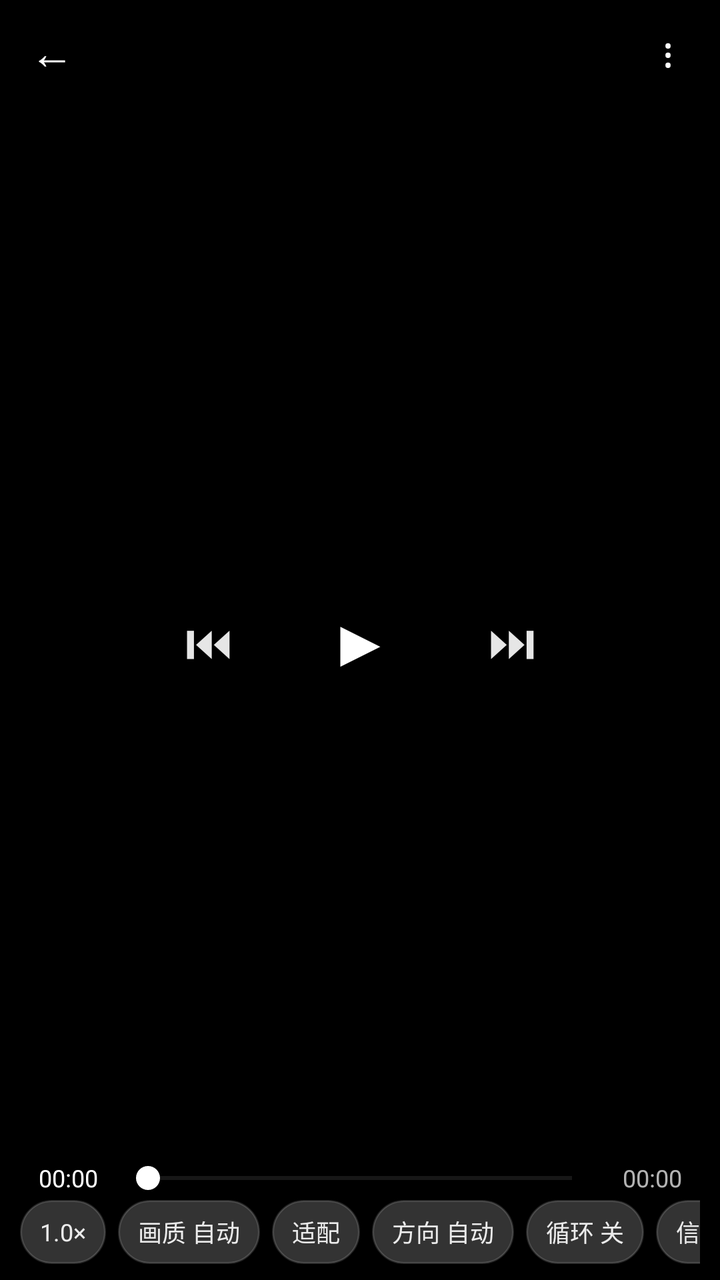
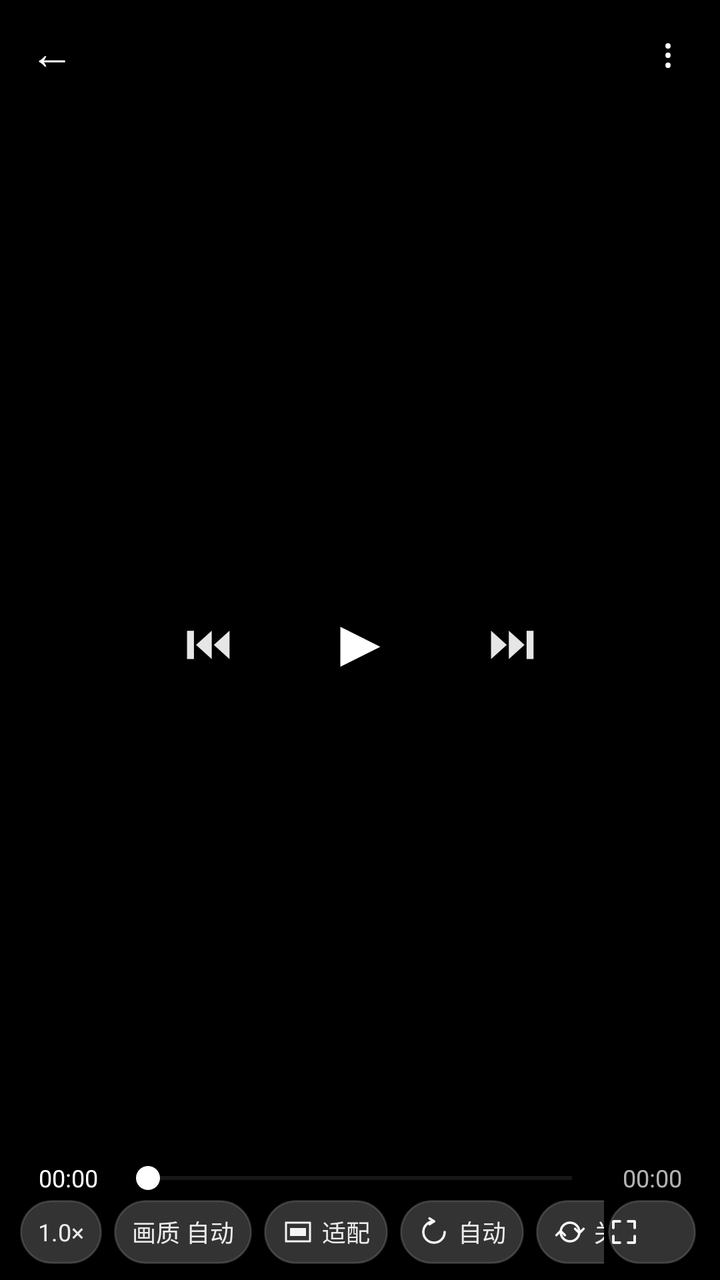

Before-and-after screenshots of an Android layout around one commit, followed by the original layout XML and the change that was made.
<!-- AndroidManifest.xml: activity theme VpWindow -->
<!-- res/layout/activity_video_player.xml -->
<?xml version="1.0" encoding="utf-8"?>
<FrameLayout xmlns:android="http://schemas.android.com/apk/res/android"
    android:id="@+id/vp_root"
    android:layout_width="match_parent"
    android:layout_height="match_parent"
    android:background="#FF000000">

    <TextureView
        android:id="@+id/vp_texture"
        android:layout_width="match_parent"
        android:layout_height="match_parent"
        android:layout_gravity="center" />

    <View
        android:id="@+id/vp_gesture"
        android:layout_width="match_parent"
        android:layout_height="match_parent" />

    <TextView
        android:id="@+id/vp_msg"
        android:layout_width="wrap_content"
        android:layout_height="wrap_content"
        android:layout_gravity="center"
        android:gravity="center"
        android:maxWidth="300dp"
        android:paddingLeft="18dp"
        android:paddingRight="18dp"
        android:paddingTop="14dp"
        android:paddingBottom="14dp"
        android:background="#CC1A1A1A"
        android:textColor="#FFFFFFFF"
        android:textSize="14sp"
        android:lineSpacingExtra="4dp"
        android:visibility="gone" />

    <ProgressBar
        android:id="@+id/vp_buffer"
        android:layout_width="42dp"
        android:layout_height="42dp"
        android:layout_gravity="center"
        android:indeterminate="true"
        android:indeterminateTint="#FFFFFFFF"
        android:visibility="gone" />

    <TextView
        android:id="@+id/vp_hint"
        android:layout_width="wrap_content"
        android:layout_height="wrap_content"
        android:layout_gravity="center"
        android:paddingLeft="20dp"
        android:paddingRight="20dp"
        android:paddingTop="10dp"
        android:paddingBottom="10dp"
        android:background="#B3000000"
        android:textColor="#FFFFFFFF"
        android:textSize="15sp"
        android:visibility="gone" />

    
    <LinearLayout
        android:id="@+id/vp_top"
        android:layout_width="match_parent"
        android:layout_height="52dp"
        android:layout_gravity="top"
        android:orientation="horizontal"
        android:gravity="center_vertical"
        android:paddingLeft="4dp"
        android:paddingRight="4dp"
        android:background="#8C000000">

        <TextView
            android:id="@+id/vp_back"
            android:layout_width="44dp"
            android:layout_height="44dp"
            android:gravity="center"
            android:text="←"
            android:textColor="#FFFFFFFF"
            android:textSize="22sp"
            android:background="?android:attr/selectableItemBackground" />

        <TextView
            android:id="@+id/vp_title"
            android:layout_width="0dp"
            android:layout_height="wrap_content"
            android:layout_weight="1"
            android:singleLine="true"
            android:ellipsize="middle"
            android:textColor="#FFFFFFFF"
            android:textSize="15sp" />

        <TextView
            android:id="@+id/vp_menu"
            android:layout_width="44dp"
            android:layout_height="44dp"
            android:gravity="center"
            android:text="⋮"
            android:textColor="#FFFFFFFF"
            android:textSize="20sp"
            android:background="?android:attr/selectableItemBackground" />
    </LinearLayout>

    
    <LinearLayout
        android:id="@+id/vp_center"
        android:layout_width="wrap_content"
        android:layout_height="wrap_content"
        android:layout_gravity="center"
        android:orientation="horizontal"
        android:gravity="center_vertical">

        <TextView
            android:id="@+id/vp_prev"
            android:layout_width="56dp"
            android:layout_height="56dp"
            android:gravity="center"
            android:text="⏮"
            android:textColor="#E6FFFFFF"
            android:textSize="24sp"
            android:background="@drawable/vp_ctrl_circle" />

        <TextView
            android:id="@+id/vp_play"
            android:layout_width="76dp"
            android:layout_height="76dp"
            android:layout_marginLeft="10dp"
            android:layout_marginRight="10dp"
            android:gravity="center"
            android:text="▶"
            android:textColor="#FFFFFFFF"
            android:textSize="34sp"
            android:background="@drawable/vp_ctrl_circle" />

        <TextView
            android:id="@+id/vp_next"
            android:layout_width="56dp"
            android:layout_height="56dp"
            android:gravity="center"
            android:text="⏭"
            android:textColor="#E6FFFFFF"
            android:textSize="24sp"
            android:background="@drawable/vp_ctrl_circle" />
    </LinearLayout>

    
    <LinearLayout
        android:id="@+id/vp_bottom"
        android:layout_width="match_parent"
        android:layout_height="wrap_content"
        android:layout_gravity="bottom"
        android:orientation="vertical"
        android:paddingLeft="10dp"
        android:paddingRight="10dp"
        android:paddingTop="6dp"
        android:paddingBottom="8dp"
        android:background="#8C000000">

        <LinearLayout
            android:layout_width="match_parent"
            android:layout_height="wrap_content"
            android:orientation="horizontal"
            android:gravity="center_vertical">

            <TextView
                android:id="@+id/vp_pos"
                android:layout_width="wrap_content"
                android:layout_height="wrap_content"
                android:minWidth="48dp"
                android:gravity="center"
                android:text="00:00"
                android:textColor="#FFFFFFFF"
                android:textSize="12sp" />

            <SeekBar
                android:id="@+id/vp_seek"
                android:layout_width="0dp"
                android:layout_height="wrap_content"
                android:layout_weight="1"
                android:max="1000"
                android:progressTint="#FFFFFFFF"
                android:progressBackgroundTint="#4DFFFFFF"
                android:thumbTint="#FFFFFFFF" />

            <TextView
                android:id="@+id/vp_dur"
                android:layout_width="wrap_content"
                android:layout_height="wrap_content"
                android:minWidth="48dp"
                android:gravity="center"
                android:text="00:00"
                android:textColor="#B3FFFFFF"
                android:textSize="12sp" />
        </LinearLayout>

        
        <HorizontalScrollView
            android:layout_width="match_parent"
            android:layout_height="wrap_content"
            android:layout_marginTop="2dp"
            android:scrollbars="none"
            android:overScrollMode="never">

            <LinearLayout
                android:layout_width="wrap_content"
                android:layout_height="wrap_content"
                android:orientation="horizontal"
                android:gravity="center_vertical">

                <TextView
                    android:id="@+id/vp_speed"
                    style="@style/VpChip"
                    android:text="1.0×" />

                <TextView
                    android:id="@+id/vp_quality"
                    style="@style/VpChip"
                    android:text="画质 自动" />

                <TextView
                    android:id="@+id/vp_scale"
                    style="@style/VpChip"
                    android:text="适配" />

                <TextView
                    android:id="@+id/vp_orient"
                    style="@style/VpChip"
                    android:text="方向 自动" />

                <TextView
                    android:id="@+id/vp_loop"
                    style="@style/VpChip"
                    android:text="循环 关" />

                <TextView
                    android:id="@+id/vp_info"
                    style="@style/VpChip"
                    android:text="信息" />
            </LinearLayout>
        </HorizontalScrollView>
    </LinearLayout>
</FrameLayout>
<!-- resources referenced by this layout -->
<resources>
  <style name="VpChip">
          <item name="android:layout_width">wrap_content</item>
          <item name="android:layout_height">32dp</item>
          <item name="android:layout_marginRight">6dp</item>
          <item name="android:paddingLeft">10dp</item>
          <item name="android:paddingRight">10dp</item>
          <item name="android:gravity">center</item>
          <item name="android:textSize">12sp</item>
          <item name="android:textColor">#E6FFFFFF</item>
          <item name="android:maxLines">1</item>
          <item name="android:background">@drawable/vp_chip</item>
      </style>
  <!-- unchanged entries left out for length: 3 -->
</resources>

<!-- the commit's change to res/layout/activity_video_player.xml (unified diff, before → after) -->
@@ -192,49 +192,70 @@
         </LinearLayout>
 
         
-        <HorizontalScrollView
+        <LinearLayout
             android:layout_width="match_parent"
             android:layout_height="wrap_content"
             android:layout_marginTop="2dp"
-            android:scrollbars="none"
-            android:overScrollMode="never">
-
-            <LinearLayout
-                android:layout_width="wrap_content"
-                android:layout_height="wrap_content"
-                android:orientation="horizontal"
-                android:gravity="center_vertical">
-
-                <TextView
-                    android:id="@+id/vp_speed"
-                    style="@style/VpChip"
-                    android:text="1.0×" />
-
-                <TextView
-                    android:id="@+id/vp_quality"
-                    style="@style/VpChip"
-                    android:text="画质 自动" />
-
-                <TextView
-                    android:id="@+id/vp_scale"
-                    style="@style/VpChip"
-                    android:text="适配" />
-
-                <TextView
-                    android:id="@+id/vp_orient"
-                    style="@style/VpChip"
-                    android:text="方向 自动" />
-
-                <TextView
-                    android:id="@+id/vp_loop"
-                    style="@style/VpChip"
-                    android:text="循环 关" />
-
-                <TextView
-                    android:id="@+id/vp_info"
-                    style="@style/VpChip"
-                    android:text="信息" />
-            </LinearLayout>
-        </HorizontalScrollView>
+            android:orientation="horizontal"
+            android:gravity="center_vertical">
+
+            <HorizontalScrollView
+                android:layout_width="0dp"
+                android:layout_height="wrap_content"
+                android:layout_weight="1"
+                android:scrollbars="none"
+                android:overScrollMode="never">
+
+                <LinearLayout
+                    android:layout_width="wrap_content"
+                    android:layout_height="wrap_content"
+                    android:orientation="horizontal"
+                    android:gravity="center_vertical">
+
+                    <TextView
+                        android:id="@+id/vp_speed"
+                        style="@style/VpChip"
+                        android:text="1.0×" />
+
+                    <TextView
+                        android:id="@+id/vp_quality"
+                        style="@style/VpChip"
+                        android:text="画质 自动" />
+
+                    <TextView
+                        android:id="@+id/vp_scale"
+                        style="@style/VpChip"
+                        android:drawableStart="@drawable/ic_vp_scale"
+                        android:text="适配" />
+
+                    <TextView
+                        android:id="@+id/vp_orient"
+                        style="@style/VpChip"
+                        android:drawableStart="@drawable/ic_vp_orient"
+                        android:text="自动" />
+
+                    <TextView
+                        android:id="@+id/vp_loop"
+                        style="@style/VpChip"
+                        android:drawableStart="@drawable/ic_vp_loop"
+                        android:text="关" />
+
+                    <TextView
+                        android:id="@+id/vp_info"
+                        style="@style/VpChipIcon"
+                        android:contentDescription="播放信息"
+                        android:drawableStart="@drawable/ic_vp_info" />
+                </LinearLayout>
+            </HorizontalScrollView>
+
+            <TextView
+                android:id="@+id/vp_fs"
+                style="@style/VpChipIcon"
+                android:layout_marginLeft="2dp"
+                android:layout_marginRight="2dp"
+                android:layout_width="44dp"
+                android:contentDescription="全屏 / 竖屏切换"
+                android:drawableStart="@drawable/ic_vp_expand" />
+        </LinearLayout>
     </LinearLayout>
 </FrameLayout>
<!-- resource entries referenced after the edit -->
@@ -1,17 +1,151 @@
 <!-- resources referenced by this layout -->
 <resources>
+  <!-- drawable ic_vp_expand (drawable) -->
+  <?xml version="1.0" encoding="utf-8"?>
+  <vector xmlns:android="http://schemas.android.com/apk/res/android"
+      android:width="16dp"
+      android:height="16dp"
+      android:viewportWidth="24"
+      android:viewportHeight="24">
+  
+      <path
+          android:fillColor="#00000000"
+          android:pathData="M9,4 L4,4 L4,9 M15,4 L20,4 L20,9 M20,15 L20,20 L15,20 M9,20 L4,20 L4,15"
+          android:strokeColor="#F2FFFFFF"
+          android:strokeLineCap="round"
+          android:strokeLineJoin="round"
+          android:strokeWidth="1.9" />
+  </vector>
+  <!-- drawable ic_vp_info (drawable) -->
+  <?xml version="1.0" encoding="utf-8"?>
+  <vector xmlns:android="http://schemas.android.com/apk/res/android"
+      android:width="16dp"
+      android:height="16dp"
+      android:viewportWidth="24"
+      android:viewportHeight="24">
+  
+      <path
+          android:fillColor="#00000000"
+          android:pathData="M12,3 A9,9 0 0,1 12,21 A9,9 0 0,1 12,3"
+          android:strokeColor="#F2FFFFFF"
+          android:strokeWidth="1.7" />
+  
+      <path
+          android:fillColor="#00000000"
+          android:pathData="M12,11 L12,16.4"
+          android:strokeColor="#F2FFFFFF"
+          android:strokeLineCap="round"
+          android:strokeWidth="1.9" />
+  
+      <path
+          android:fillColor="#00000000"
+          android:pathData="M12,7.4 L12,7.45"
+          android:strokeColor="#F2FFFFFF"
+          android:strokeLineCap="round"
+          android:strokeWidth="2.6" />
+  </vector>
+  <!-- drawable ic_vp_loop (drawable) -->
+  <?xml version="1.0" encoding="utf-8"?>
+  <vector xmlns:android="http://schemas.android.com/apk/res/android"
+      android:width="16dp"
+      android:height="16dp"
+      android:viewportWidth="24"
+      android:viewportHeight="24">
+  
+      <path
+          android:fillColor="#00000000"
+          android:pathData="M5,12 A7,7 0 0,1 19,12"
+          android:strokeColor="#F2FFFFFF"
+          android:strokeLineCap="round"
+          android:strokeWidth="1.8" />
+  
+      <path
+          android:fillColor="#00000000"
+          android:pathData="M15.8,9.6 L19,12.8 L22.2,9.6"
+          android:strokeColor="#F2FFFFFF"
+          android:strokeLineCap="round"
+          android:strokeLineJoin="round"
+          android:strokeWidth="1.8" />
+  
+      <path
+          android:fillColor="#00000000"
+          android:pathData="M19,12 A7,7 0 0,1 5,12"
+          android:strokeColor="#F2FFFFFF"
+          android:strokeLineCap="round"
+          android:strokeWidth="1.8" />
+  
+      <path
+          android:fillColor="#00000000"
+          android:pathData="M8.2,14.4 L5,11.2 L1.8,14.4"
+          android:strokeColor="#F2FFFFFF"
+          android:strokeLineCap="round"
+          android:strokeLineJoin="round"
+          android:strokeWidth="1.8" />
+  </vector>
+  <!-- drawable ic_vp_orient (drawable) -->
+  <?xml version="1.0" encoding="utf-8"?>
+  <vector xmlns:android="http://schemas.android.com/apk/res/android"
+      android:width="16dp"
+      android:height="16dp"
+      android:viewportWidth="24"
+      android:viewportHeight="24">
+  
+      <path
+          android:fillColor="#00000000"
+          android:pathData="M20,12 A8,8 0 1,1 12,4"
+          android:strokeColor="#F2FFFFFF"
+          android:strokeLineCap="round"
+          android:strokeWidth="1.8" />
+  
+      <path
+          android:fillColor="#00000000"
+          android:pathData="M8.6,1.8 L12,4 L8.6,6.2"
+          android:strokeColor="#F2FFFFFF"
+          android:strokeLineCap="round"
+          android:strokeLineJoin="round"
+          android:strokeWidth="1.8" />
+  </vector>
+  <!-- drawable ic_vp_scale (drawable) -->
+  <?xml version="1.0" encoding="utf-8"?>
+  <vector xmlns:android="http://schemas.android.com/apk/res/android"
+      android:width="16dp"
+      android:height="16dp"
+      android:viewportWidth="24"
+      android:viewportHeight="24">
+  
+      <path
+          android:fillColor="#00000000"
+          android:pathData="M3,5 h18 v14 h-18 z"
+          android:strokeColor="#F2FFFFFF"
+          android:strokeLineJoin="round"
+          android:strokeWidth="1.6" />
+  
+      <path
+          android:fillColor="#F2FFFFFF"
+          android:pathData="M6,9 h12 v6 h-12 z" />
+  </vector>
   <style name="VpChip">
           <item name="android:layout_width">wrap_content</item>
           <item name="android:layout_height">32dp</item>
           <item name="android:layout_marginRight">6dp</item>
-          <item name="android:paddingLeft">10dp</item>
-          <item name="android:paddingRight">10dp</item>
+          <item name="android:paddingLeft">9dp</item>
+          <item name="android:paddingRight">9dp</item>
+          <item name="android:drawablePadding">4dp</item>
           <item name="android:gravity">center</item>
           <item name="android:textSize">12sp</item>
           <item name="android:textColor">#E6FFFFFF</item>
           <item name="android:maxLines">1</item>
           <item name="android:background">@drawable/vp_chip</item>
       </style>
+  <style name="VpChipIcon">
+          <item name="android:layout_width">40dp</item>
+          <item name="android:layout_height">32dp</item>
+          <item name="android:layout_marginRight">6dp</item>
+          <item name="android:paddingLeft">0dp</item>
+          <item name="android:paddingRight">0dp</item>
+          <item name="android:gravity">center</item>
+          <item name="android:background">@drawable/vp_chip</item>
+      </style>
   <!-- unchanged entries left out for length: 3 -->
 </resources>
 
